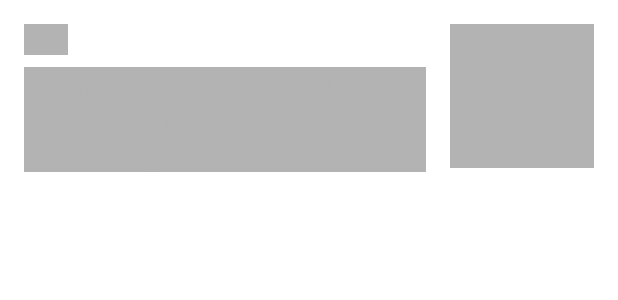
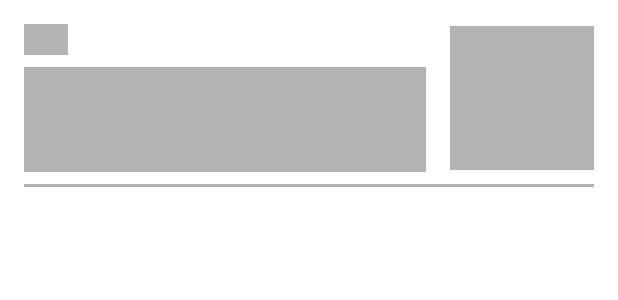
Before and after one commit to madalinnita/NitaIoanMadalinAssessment, an Android app: the layout item_articles_for_shimmer_effect.xml on its own in the app's theme, with its tools: preview values and no code run, on a phone screen of 412 x 824 dp. Shown: the top 300 px of the screen. Run offline under Robolectric (Android 15) with nearby library versions, the phone set to English and light mode, and no system bars; network calls fail.

Commit message:
fixed SHIMMER effect

```diff
--- a/app/src/main/java/com/example/nitaioanmadalinassessment/ui/listfragment/ListFragment.kt
+++ b/app/src/main/java/com/example/nitaioanmadalinassessment/ui/listfragment/ListFragment.kt
@@ -69,16 +69,16 @@ class ListFragment : Fragment() {
                 when (resource.status) {
                     CallStatus.SUCCESS -> {
                         shimmer_view_container.stopShimmer()
-                        shimmer_view_container.hideShimmer()
+                        shimmer_view_container.visibility = View.GONE
                         resource.data?.let { articleResponse -> retrieveList(articleResponse.articles) }
                     }
                     CallStatus.ERROR -> {
                         shimmer_view_container.stopShimmer()
-                        shimmer_view_container.hideShimmer()
+                        shimmer_view_container.visibility = View.GONE
                         Toast.makeText(context, it.message, Toast.LENGTH_LONG).show()
                     }
                     CallStatus.LOADING -> {
-                        shimmer_view_container.showShimmer(true)
+                        shimmer_view_container.visibility = View.VISIBLE
                         shimmer_view_container.startShimmer()
                     }
                 }
--- a/app/src/main/res/layout/item_articles_first_item.xml
+++ b/app/src/main/res/layout/item_articles_first_item.xml
@@ -48,4 +48,5 @@
         app:layout_constraintTop_toTopOf="parent"
         tools:ignore="ContentDescription"
         tools:srcCompat="@tools:sample/avatars" />
+
 </androidx.constraintlayout.widget.ConstraintLayout>
--- a/app/src/main/res/layout/item_articles_for_shimmer_effect.xml
+++ b/app/src/main/res/layout/item_articles_for_shimmer_effect.xml
@@ -15,6 +15,7 @@
         android:layout_height="wrap_content"
         android:layout_marginStart="@dimen/dimen_medium"
         android:layout_marginTop="@dimen/dimen_medium"
+
         android:text="           "
         android:background="@color/grey_shimmer"
         app:layout_constraintStart_toStartOf="parent"
@@ -24,13 +25,14 @@
         android:id="@+id/title_textView"
         style="@style/TitleStyle"
         android:layout_width="0dp"
-        android:layout_height="wrap_content"
+        android:layout_height="70dp"
         android:layout_marginStart="@dimen/dimen_medium"
         android:layout_marginTop="@dimen/small_dimen"
         android:layout_marginEnd="@dimen/dimen_medium"
+        android:layout_marginBottom="8dp"
         android:background="@color/grey_shimmer"
         android:textColor="@color/grey_shimmer"
-        app:layout_constraintBottom_toBottomOf="parent"
+        app:layout_constraintBottom_toTopOf="@+id/view"
         app:layout_constraintEnd_toStartOf="@+id/imageView"
         app:layout_constraintHorizontal_bias="0.0"
         app:layout_constraintStart_toStartOf="parent"
@@ -42,14 +44,25 @@
         android:id="@+id/imageView"
         android:layout_width="@dimen/article_image_dimen"
         android:layout_height="@dimen/article_image_dimen"
-        android:layout_marginTop="@dimen/dimen_medium"
+        android:layout_marginTop="8dp"
         android:layout_marginEnd="@dimen/dimen_medium"
-        android:layout_marginBottom="@dimen/dimen_medium"
         android:adjustViewBounds="true"
+        android:background="@color/grey_shimmer"
         android:scaleType="fitXY"
+        app:layout_constraintBottom_toTopOf="@+id/view"
+        app:layout_constraintEnd_toEndOf="parent"
+        app:layout_constraintTop_toTopOf="parent"
+        tools:ignore="ContentDescription" />
+
+    <View
+        android:id="@+id/view"
+        android:layout_width="match_parent"
+        android:layout_height="2dp"
+        android:layout_marginStart="16dp"
+        android:layout_marginEnd="16dp"
+        android:layout_marginBottom="16dp"
         android:background="@color/grey_shimmer"
         app:layout_constraintBottom_toBottomOf="parent"
         app:layout_constraintEnd_toEndOf="parent"
-        app:layout_constraintTop_toTopOf="parent"
-        tools:ignore="ContentDescription" />
+        app:layout_constraintStart_toStartOf="parent" />
 </androidx.constraintlayout.widget.ConstraintLayout>
```
Also changed, not shown: app/src/main/res/layout/item_articles_first_item_for_shimmer.xml (+11 -1 lines).
